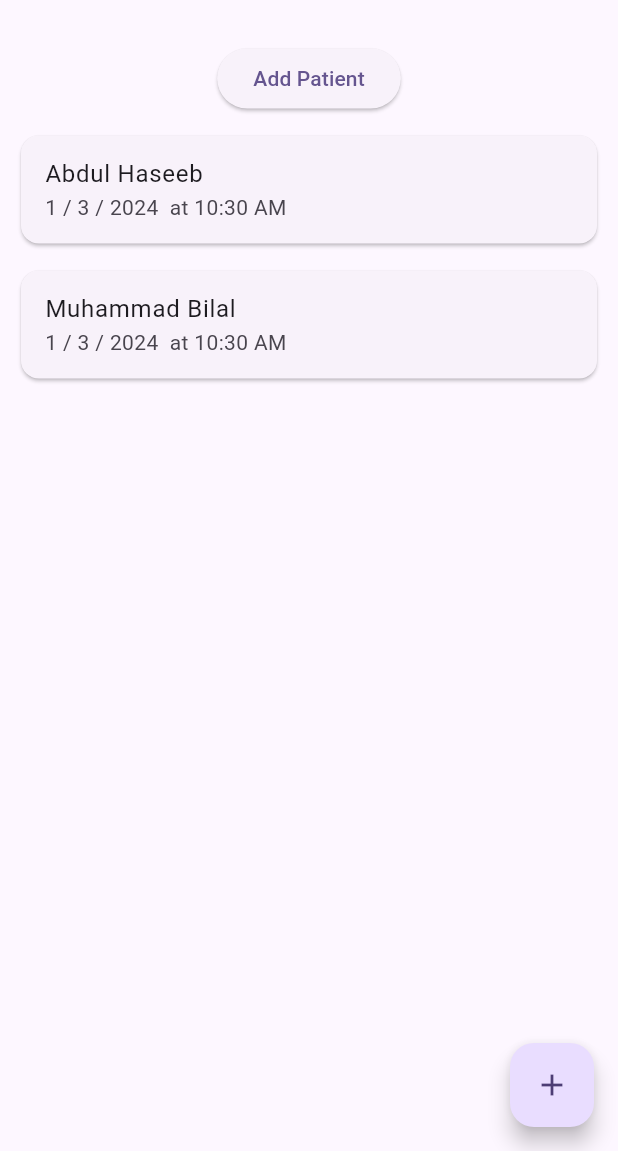
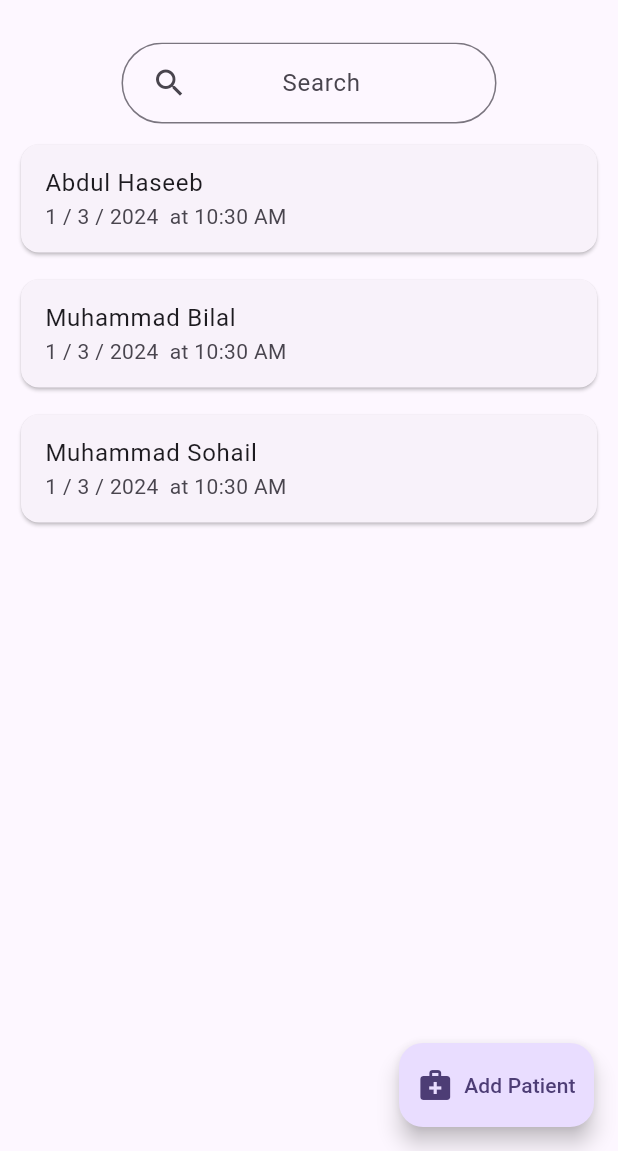
Before and after one commit to HaseebKahn365/s_sohail, a Flutter app: the screen it shows after launch, on a phone screen of 412 x 824 dp, the part 85-1236 px from its top. Run offline on Flutter 3.47's test engine with Material 3 defaults, Android fonts, the phone set to English and light mode, and no system bars; our stand-ins replace flutter_riverpod, sqflite; accounts and stored records are empty.

Commit message:
big patient service update

```diff
--- a/lib/classes_and_vars/temp_ui_classes.dart
+++ b/lib/classes_and_vars/temp_ui_classes.dart
@@ -1,6 +1,35 @@
+/*
+Introduction:
+This is a simple flutter application that is primarily designed for reading and writing data to a local database for persistent storage. The purpose is to take the data related to the patient and store it on a relational database using the SQflite package available as a package for flutter.
+Here is an overview of what the interface is going to look like:
+The name of the hospital is S.Sohail Hospital
+Home screen overview:
+At the home screen we will have a search in the app bar then the list view of the list tiles for the patients. We can add a patient using the floating action button. Here is what happens when we tap the floating action button. An alert dialogue box appears asking for the basic details about the patient. When the patient is created, it appears on the home screen as the listview updates.
+On tapping the List tile of the patient, we should be navigated to the patient screen, where we are going to be able to see the patient’s information which is specified below:
+
+The Patient Screen:
+At the patient screen, we can set the appointment. The appbar should have the name of the patient, afterwards, we select the type of appointment whether it is an emergency or a visit using the radio buttons.
+Then we will have a description of the diagnosis. Which we will get using a Tex field. We also use a field for the amount charged per visit. On the right side we have an update button to add the visit to the history.
+Then we will have an expandable list tile to view the details of the patient.
+After this we will have the history of the patient which will be an expandable list containing list tiles about the history of the visits.
+Afterwards we have the bill section that will show the total bill for the patient and the number of visits. And on the right side we will have the Pay Bills button.
+On tapping the pay Bills button an alert dialogue box shows up showing whether we want to pay bills using the insurance or direct method. The entered amount is deducted from the total bill.
+
+ */
+
+//this is a temporary class for patient
 class Patient {
   String name;
   DateTime admittedOn;
 
   Patient({required this.name, required this.admittedOn});
 }
+
+//temporary class for visit
+class Visit {
+  String diagnosis;
+  double amountCharged;
+  DateTime date;
+
+  Visit({required this.diagnosis, required this.amountCharged, required this.date});
+}
--- a/lib/main.dart
+++ b/lib/main.dart
@@ -18,17 +18,24 @@
 
 import 'package:flutter/material.dart';
 import 'package:s_sohail/classes_and_vars/temp_ui_classes.dart';
+import 'package:s_sohail/screens/patient_screen.dart';
 import 'package:url_launcher/url_launcher.dart';
+import 'package:flutter_riverpod/flutter_riverpod.dart';
 
 void main() {
-  runApp(const SSohailHospital());
+  //using riverpod provider scope
+  runApp(
+    ProviderScope(
+      child: SSohailHospital(),
+    ),
+  );
 }
 
-class SSohailHospital extends StatefulWidget {
+class SSohailHospital extends ConsumerStatefulWidget {
   const SSohailHospital({Key? key}) : super(key: key);
 
   @override
-  State<SSohailHospital> createState() => _SSohailHospitalState();
+  _SSohailHospitalState createState() => _SSohailHospitalState();
 }
 
 const double narrowScreenWidthThreshold = 450;
@@ -52,7 +59,7 @@ const List<Color> colorOptions = [
 ];
 const List<String> colorText = <String>["M3 Baseline", "Blue", "Teal", "Green", "Yellow", "Orange", "Pink", "Lime"];
 
-class _SSohailHospitalState extends State<SSohailHospital> {
+class _SSohailHospitalState extends ConsumerState<SSohailHospital> {
   bool useMaterial3 = true;
   bool useLightMode = true;
   int colorSelected = 0;
@@ -122,6 +129,10 @@ class HomeScreen extends StatefulWidget {
       name: 'Muhammad Bilal',
       admittedOn: DateTime.now(),
     ),
+    Patient(
+      name: 'Muhammad Sohail',
+      admittedOn: DateTime.now(),
+    ),
   ];
 
   HomeScreen({
@@ -167,7 +178,7 @@ class _HomeScreenState extends State<HomeScreen> {
                       ),
                     ),
                     const Text(
-                      'S. Sohail Hospital',
+                      'Admin of S. Sohail Hospital',
                       style: TextStyle(
                         fontSize: 16,
                       ),
@@ -219,13 +230,23 @@ class _HomeScreenState extends State<HomeScreen> {
           //create an add patient button
           Column(
             children: [
-              ElevatedButton(
-                onPressed: () {
-                  // Add your onPressed code here!
-                },
-                child: const Text('Add Patient'),
+              //create a search bar using a text field
+              SizedBox(
+                width: 250,
+                child: TextField(
+                  decoration: InputDecoration(
+                    contentPadding: const EdgeInsets.all(15),
+                    hintText: '           Search',
+                    prefixIcon: Padding(
+                      padding: const EdgeInsets.only(left: 20.0, right: 10),
+                      child: Icon(Icons.search),
+                    ),
+                    border: OutlineInputBorder(
+                      borderRadius: BorderRadius.circular(100),
+                    ),
+                  ),
+                ),
               ),
-
               //list tiles for patients
               ...widget.patientList.map((e) {
                 return Padding(
@@ -240,7 +261,15 @@ class _HomeScreenState extends State<HomeScreen> {
                       title: Text(e.name),
                       subtitle: Text("${e.admittedOn.day} / ${e.admittedOn.month} / ${e.admittedOn.year}  at ${e.admittedOn.hour}:${e.admittedOn.minute} ${e.admittedOn.hour > 12 ? 'PM' : 'AM'}"),
                       onTap: () {
-                        // Add your onPressed code here!
+                        //Navigate to the patient screen
+                        Navigator.push(
+                          context,
+                          MaterialPageRoute(
+                            builder: (context) => PatientScreen(
+                              patient: e,
+                            ),
+                          ),
+                        );
                       },
                     ),
                   ),
@@ -250,11 +279,20 @@ class _HomeScreenState extends State<HomeScreen> {
           )
         ],
       ),
-      floatingActionButton: FloatingActionButton(
-        onPressed: () {
-          // Add your onPressed code here!
-        },
-        child: const Icon(Icons.add),
+      floatingActionButton: SizedBox(
+        width: 130,
+        child: FloatingActionButton(
+          onPressed: () {
+            // Add your onPressed code here!
+          },
+          child: Row(
+            mainAxisAlignment: MainAxisAlignment.center,
+            children: <Widget>[
+              Icon(Icons.medical_services), // replace with your icon
+              Text('  Add Patient'),
+            ],
+          ),
+        ),
       ),
     );
   }
--- a/pubspec.yaml
+++ b/pubspec.yaml
@@ -36,6 +36,10 @@ dependencies:
   # Use with the CupertinoIcons class for iOS style icons.
   cupertino_icons: ^1.0.2
   url_launcher: ^6.2.5
+  flutter_riverpod: ^2.4.10
+  sqflite: ^2.3.2
+  path: ^1.8.3
+  path_provider: ^2.1.2
 
 dev_dependencies:
   flutter_test:
```
Also changed, not shown: lib/screens/patient_screen.dart (added, +324 -0 lines), lib/services/patient_services.dart (added, +202 -0 lines), pubspec.lock, 1 other file.
